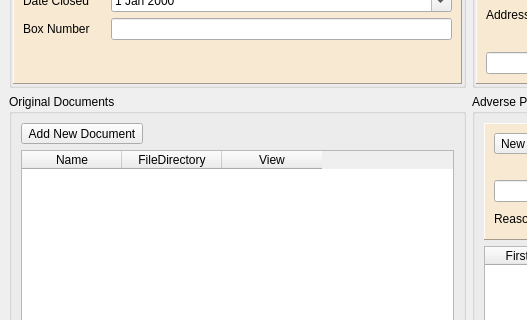
First picture: the form in UI/MatterWindow.ui, repository dominict/Rudy, before the edit; both pictures show x 0 to 527 and y 191 to 511 of the 937 by 610 pixel window.
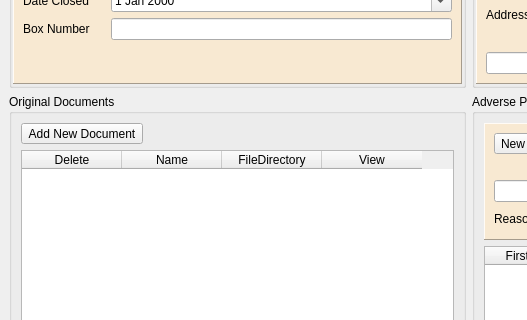
Second picture: the form after the edit. Icons and pictures are not drawn.

Patch:
```diff
--- a/UI/MatterWindow.ui
+++ b/UI/MatterWindow.ui
@@ -48,6 +48,9 @@
 	background-color: rgb(11, 56, 97);
 }</string>
   </property>
+  <property name="toolButtonStyle">
+   <enum>Qt::ToolButtonIconOnly</enum>
+  </property>
   <widget class="QWidget" name="centralwidget">
    <layout class="QVBoxLayout" name="verticalLayout_7">
     <item>
@@ -440,6 +443,11 @@
          </item>
          <item>
           <widget class="QTableWidget" name="documentList">
+           <column>
+            <property name="text">
+             <string>Delete</string>
+            </property>
+           </column>
            <column>
             <property name="text">
              <string>Name</string>
```
Left out of the diff: 26 changed lines with no effect on the pictures.
